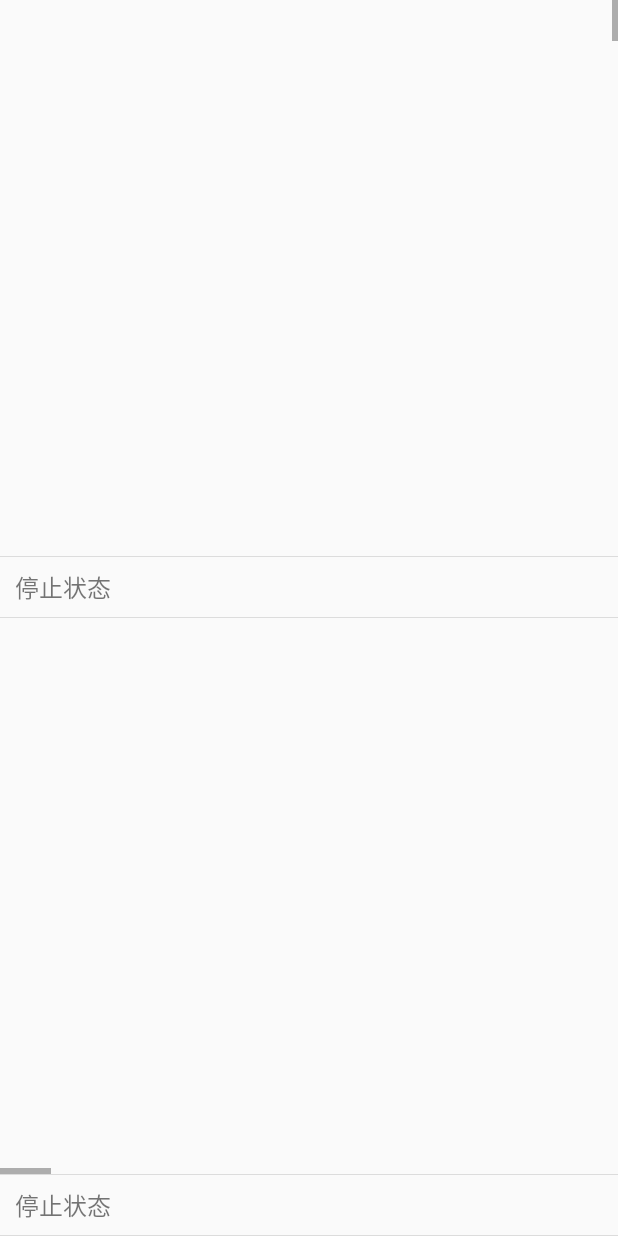
After one commit to zhangxq/DemoCollection, an Android app: the ScrollActivity screen opened directly, with no data from a screen before it, on a phone screen of 412 x 824 dp. The commit adds this screen. Run offline under Robolectric (Android 15) with nearby library versions, the phone set to English and light mode, and no system bars; our stand-ins replace ButterKnife.

Commit message:
增加listenedScrolldemo,实现可以监听停止和滚动状态的scrollview，包括横向

```diff
--- a/MyApplication/app/src/main/AndroidManifest.xml
+++ b/MyApplication/app/src/main/AndroidManifest.xml
@@ -26,6 +26,7 @@
         <activity
             android:name=".actionbardemo.BarActivity"
             android:theme="@style/AppTheme" />
+        <activity android:name=".listenedscrollviewdemo.ScrollActivity" />
     </application>
 
 </manifest>
--- a/MyApplication/app/src/main/java/com/zhangxq/democollection/MainActivity.java
+++ b/MyApplication/app/src/main/java/com/zhangxq/democollection/MainActivity.java
@@ -13,6 +13,7 @@ import android.widget.TextView;
 import com.zhangxq.democollection.actionbardemo.BarActivity;
 import com.zhangxq.democollection.androidwheeldemo.AndroidWheelActivity;
 import com.zhangxq.democollection.animatordemo.AnimatorActivity;
+import com.zhangxq.democollection.listenedscrollviewdemo.ScrollActivity;
 import com.zhangxq.democollection.retrofitdemo.RetrofitActivity;
 import com.zhangxq.democollection.toucheventdemo.TouchEventActivity;
 
@@ -24,7 +25,7 @@ public class MainActivity extends Activity implements AdapterView.OnItemClickLis
     @Bind(R.id.listView)
     ListView listView;
 
-    String[] items = new String[]{"retrofitDemo", "TouchEventDemo", "androidWheelDemo", "animatorDemo", "actionBarDemo"};
+    String[] items = new String[]{"retrofitDemo", "TouchEventDemo", "androidWheelDemo", "animatorDemo", "actionBarDemo", "listenedScrollDemo"};
     private ListAdapter adapter;
 
     @Override
@@ -60,6 +61,10 @@ public class MainActivity extends Activity implements AdapterView.OnItemClickLis
             case 4:
                 Intent intent4 = new Intent(this, BarActivity.class);
                 startActivity(intent4);
+                break;
+            case 5:
+                Intent intent5 = new Intent(this, ScrollActivity.class);
+                startActivity(intent5);
                 break;
             default:
                 break;
--- /dev/null
+++ b/MyApplication/app/src/main/java/com/zhangxq/democollection/listenedscrollviewdemo/ListenedHorizontalScrollView.java
@@ -0,0 +1,93 @@
+package com.zhangxq.democollection.listenedscrollviewdemo;
+
+import android.app.Application;
+import android.content.Context;
+import android.os.Handler;
+import android.os.Message;
+import android.util.AttributeSet;
+import android.util.Log;
+import android.widget.HorizontalScrollView;
+
+import java.util.Timer;
+import java.util.TimerTask;
+
+/**
+ * Created by zhangxq on 16/2/15.
+ */
+public class ListenedHorizontalScrollView extends HorizontalScrollView {
+    private float positionX;
+    private OnScrollListener listener;
+    private Timer timer;
+    private Handler handler = new MyHandler();
+
+    public ListenedHorizontalScrollView(Context context) {
+        super(context);
+    }
+
+    public ListenedHorizontalScrollView(Context context, AttributeSet attrs) {
+        super(context, attrs);
+    }
+
+    public ListenedHorizontalScrollView(Context context, AttributeSet attrs, int defStyleAttr) {
+        super(context, attrs, defStyleAttr);
+    }
+
+    /**
+     * 设置滚动状态监听
+     *
+     * @param listener
+     */
+    public void setOnScrollListener(final OnScrollListener listener) {
+        this.listener = listener;
+        timer = new Timer();
+        timer.schedule(new MyTimerTask(), 0, 100);
+    }
+
+    /**
+     * 释放资源，在activity的ondestroy里调用
+     */
+    public void releaseListener() {
+        if (timer != null) {
+            timer.cancel();
+        }
+    }
+
+    private class MyTimerTask extends TimerTask {
+
+        @Override
+        public void run() {
+            float x = ListenedHorizontalScrollView.this.getScrollX();
+            if (x == positionX) {
+                Message message = new Message();
+                message.what = 0;
+                handler.sendMessage(message);
+            } else if (x != positionX) {
+                Message message = new Message();
+                message.what = 1;
+                handler.sendMessage(message);
+            }
+            positionX = x;
+        }
+    }
+
+    private class MyHandler extends Handler {
+        @Override
+        public void handleMessage(Message msg) {
+            super.handleMessage(msg);
+            switch (msg.what) {
+                case 0:
+                    if (listener != null) {
+                        listener.onScrollEnd(ListenedHorizontalScrollView.this);
+                    }
+                    break;
+                case 1:
+                    if (listener != null) {
+                        listener.onScroll(ListenedHorizontalScrollView.this);
+                    }
+                    break;
+                default:
+                    break;
+            }
+        }
+    }
+}
--- /dev/null
+++ b/MyApplication/app/src/main/java/com/zhangxq/democollection/listenedscrollviewdemo/ListenedScrollView.java
@@ -0,0 +1,95 @@
+package com.zhangxq.democollection.listenedscrollviewdemo;
+
+import android.content.Context;
+import android.os.Handler;
+import android.os.Message;
+import android.util.AttributeSet;
+import android.util.Log;
+import android.widget.ScrollView;
+
+import java.util.Timer;
+import java.util.TimerTask;
+
+/**
+ * 一款可以检测scrollView滚动状态的ScrollView，是否正在滚动，是否停止等
+ * 实现原理：使用Timer获取scrollY的变动，判断当前是否处于滚动状态
+ * <p/>
+ * Created by zhangxq on 16/2/15.
+ */
+public class ListenedScrollView extends ScrollView {
+    private float positionY;
+    private OnScrollListener listener;
+    private Timer timer;
+    private Handler handler = new MyHandler();
+
+    public ListenedScrollView(Context context) {
+        super(context);
+    }
+
+    public ListenedScrollView(Context context, AttributeSet attrs) {
+        super(context, attrs);
+    }
+
+    public ListenedScrollView(Context context, AttributeSet attrs, int defStyleAttr) {
+        super(context, attrs, defStyleAttr);
+    }
+
+    /**
+     * 设置滚动状态监听
+     *
+     * @param listener
+     */
+    public void setOnScrollListener(final OnScrollListener listener) {
+        this.listener = listener;
+        timer = new Timer();
+        timer.schedule(new MyTimerTask(), 0, 100);
+    }
+
+    /**
+     * 释放资源，在activity的ondestroy里调用
+     */
+    public void releaseListener() {
+        if (timer != null) {
+            timer.cancel();
+        }
+    }
+
+    private class MyTimerTask extends TimerTask {
+
+        @Override
+        public void run() {
+            float y = ListenedScrollView.this.getScrollY();
+            if (y == positionY) {
+                Message message = new Message();
+                message.what = 0;
+                handler.sendMessage(message);
+            } else if (y != positionY) {
+                Message message = new Message();
+                message.what = 1;
+                handler.sendMessage(message);
+            }
+            positionY = y;
+        }
+    }
+
+    private class MyHandler extends Handler {
+        @Override
+        public void handleMessage(Message msg) {
+            switch (msg.what) {
+                case 0:
+                    if (listener != null) {
+                        listener.onScrollEnd(ListenedScrollView.this);
+                    }
+                    break;
+                case 1:
+                    if (listener != null) {
+                        listener.onScroll(ListenedScrollView.this);
+                    }
+                    break;
+                default:
+                    break;
+            }
+            super.handleMessage(msg);
+        }
+    }
+}
--- /dev/null
+++ b/MyApplication/app/src/main/java/com/zhangxq/democollection/listenedscrollviewdemo/OnScrollListener.java
@@ -0,0 +1,22 @@
+package com.zhangxq.democollection.listenedscrollviewdemo;
+
+import android.view.View;
+
+/**
+ * Created by zhangxq on 16/2/15.
+ */
+public interface OnScrollListener {
+    /**
+     * 滚动中
+     *
+     * @param scrollView
+     */
+    void onScroll(View scrollView);
+
+    /**
+     * 滚动停止
+     *
+     * @param scrollView
+     */
+    void onScrollEnd(View scrollView);
+}
--- /dev/null
+++ b/MyApplication/app/src/main/java/com/zhangxq/democollection/listenedscrollviewdemo/ScrollActivity.java
@@ -0,0 +1,60 @@
+package com.zhangxq.democollection.listenedscrollviewdemo;
+
+import android.app.Activity;
+import android.os.Bundle;
+import android.view.View;
+import android.widget.TextView;
+
+import com.zhangxq.democollection.R;
+
+import butterknife.Bind;
+import butterknife.ButterKnife;
+
+/**
+ * Created by zhangxq on 16/2/15.
+ */
+public class ScrollActivity extends Activity implements OnScrollListener {
+    @Bind(R.id.textView)
+    TextView textView;
+    @Bind(R.id.textView1)
+    TextView textView1;
+    @Bind(R.id.verticalScrollView)
+    ListenedScrollView verticalScrollView;
+    @Bind(R.id.horizontalScrollView)
+    ListenedHorizontalScrollView horizontalScrollView;
+
+    @Override
+    protected void onCreate(Bundle savedInstanceState) {
+        super.onCreate(savedInstanceState);
+        setContentView(R.layout.activity_scroll);
+        ButterKnife.bind(this);
+
+        verticalScrollView.setOnScrollListener(this);
+        horizontalScrollView.setOnScrollListener(this);
+    }
+
+    @Override
+    public void onScroll(View scrollView) {
+        if (scrollView.getId() == verticalScrollView.getId()) {
+            textView.setText("滚动状态");
+        } else {
+            textView1.setText("滚动状态");
+        }
+    }
+
+    @Override
+    public void onScrollEnd(View scrollView) {
+        if (scrollView.getId() == verticalScrollView.getId()) {
+            textView.setText("停止状态");
+        } else {
+            textView1.setText("停止状态");
+        }
+    }
+
+    @Override
+    protected void onDestroy() {
+        super.onDestroy();
+        verticalScrollView.releaseListener();
+        horizontalScrollView.releaseListener();
+    }
+}
--- /dev/null
+++ b/MyApplication/app/src/main/res/layout/activity_scroll.xml
@@ -0,0 +1,78 @@
+<?xml version="1.0" encoding="utf-8"?>
+<LinearLayout xmlns:android="http://schemas.android.com/apk/res/android"
+    android:layout_width="match_parent"
+    android:layout_height="match_parent"
+    android:orientation="vertical">
+
+    <com.zhangxq.democollection.listenedscrollviewdemo.ListenedScrollView
+        android:id="@+id/verticalScrollView"
+        android:layout_width="match_parent"
+        android:layout_height="0dp"
+        android:layout_weight="1">
+
+        <LinearLayout
+            android:layout_width="match_parent"
+            android:layout_height="match_parent">
+
+            <View
+                android:layout_width="match_parent"
+                android:layout_height="5000dp" />
+        </LinearLayout>
+
+    </com.zhangxq.democollection.listenedscrollviewdemo.ListenedScrollView>
+
+    <View
+        android:layout_width="match_parent"
+        android:layout_height="1px"
+        android:background="#ffdcdcdc" />
+
+    <TextView
+        android:id="@+id/textView"
+        android:layout_width="match_parent"
+        android:layout_height="40dp"
+        android:gravity="center_vertical"
+        android:paddingLeft="10dp"
+        android:text="停止状态"
+        android:textSize="16dp" />
+
+    <View
+        android:layout_width="match_parent"
+        android:layout_height="1px"
+        android:background="#ffdcdcdc" />
+
+    <com.zhangxq.democollection.listenedscrollviewdemo.ListenedHorizontalScrollView
+        android:id="@+id/horizontalScrollView"
+        android:layout_width="match_parent"
+        android:layout_height="0dp"
+        android:layout_weight="1">
+
+        <LinearLayout
+            android:layout_width="match_parent"
+            android:layout_height="match_parent">
+
+            <View
+                android:layout_width="5000dp"
+                android:layout_height="match_parent" />
+        </LinearLayout>
+    </com.zhangxq.democollection.listenedscrollviewdemo.ListenedHorizontalScrollView>
+
+    <View
+        android:layout_width="match_parent"
+        android:layout_height="1px"
+        android:background="#ffdcdcdc" />
+
+    <TextView
+        android:id="@+id/textView1"
+        android:layout_width="match_parent"
+        android:layout_height="40dp"
+        android:gravity="center_vertical"
+        android:paddingLeft="10dp"
+        android:text="停止状态"
+        android:textSize="16dp" />
+
+    <View
+        android:layout_width="match_parent"
+        android:layout_height="1px"
+        android:background="#ffdcdcdc" />
+
+</LinearLayout>
```
Also changed, not shown: 2 other files.
